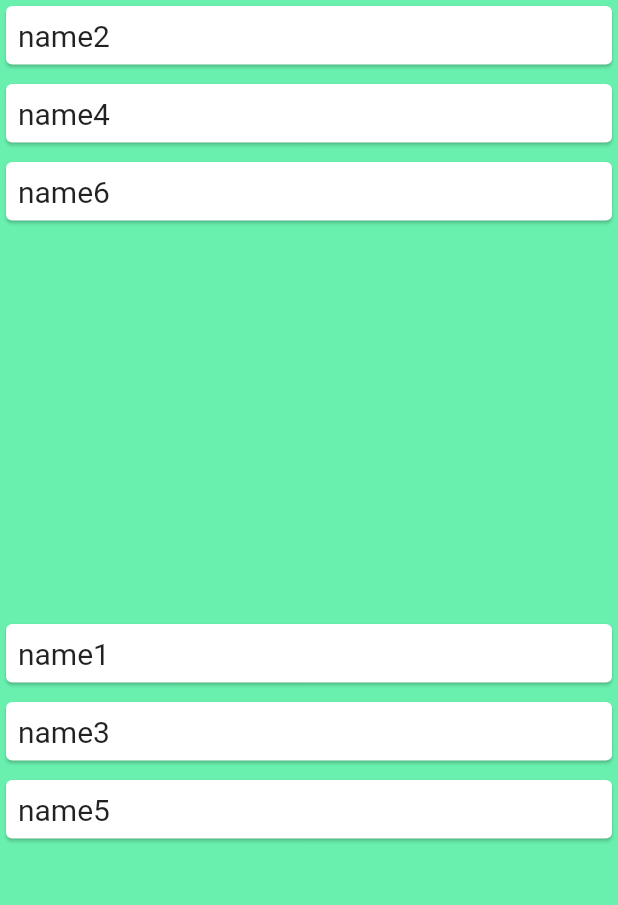
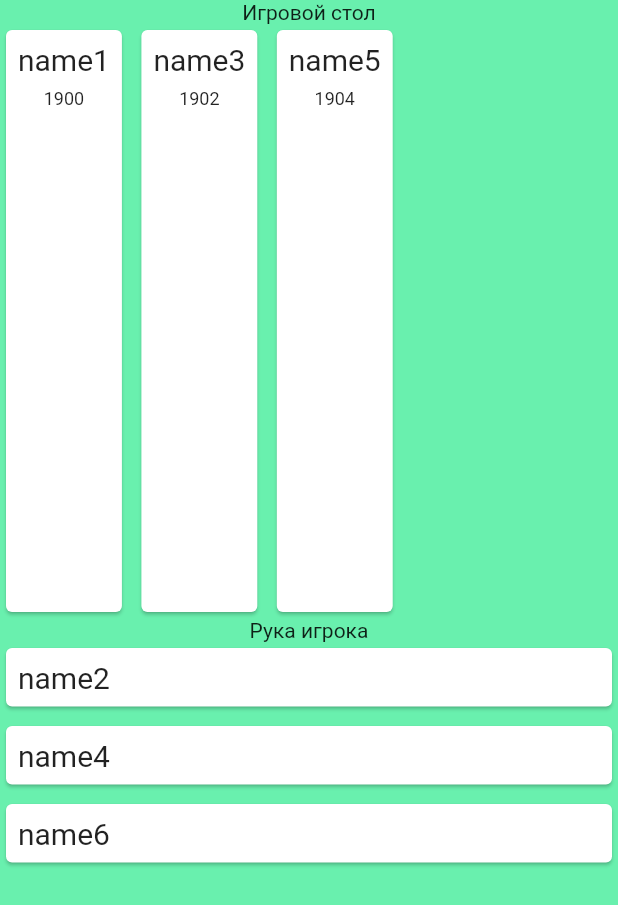
Before and after one commit to Emerald2014/timeline, a Flutter app: the Drag screen opened directly, on a phone screen of 412 x 824 dp. Shown: the top 905 px of the screen. Run offline on Flutter 3.47's test engine with Material 2 defaults, Android fonts, the phone set to English and light mode, and no system bars; missing offline and left inert: drag_and_drop_lists.

Commit message:
Карту можно перенести только с руки на стол. На столе отображаю год

```diff
--- a/lib/test.dart
+++ b/lib/test.dart
@@ -29,18 +29,21 @@ class _DragState extends State<Drag> {
       body: SafeArea(
         child: Column(
           children: [
-//            list view separated will build a widget between 2 list items to act as a separator
+            Text("Игровой стол"),
             Expanded(
                 child: ListView.separated(
-              itemBuilder: _buildListAItems,
+              itemBuilder: listBoardCard,
+              separatorBuilder: _buildDragTargetsBoard,
+              itemCount: boardCardList.length,
+              scrollDirection: Axis.horizontal,
+            )),
+//            list view separated will build a widget between 2 list items to act as a separator
+            Text("Рука игрока"),
+            Expanded(
+                child: ListView.separated(
+              itemBuilder: _buildListHandCard,
               separatorBuilder: _buildDragTargetsA,
               itemCount: handCardList.length,
-            )),
-            Expanded(
-                child: ListView.separated(
-              itemBuilder: _buildListBItems,
-              separatorBuilder: _buildDragTargetsB,
-              itemCount: boardCardList.length,
             )),
           ],
         ),
@@ -48,52 +51,38 @@ class _DragState extends State<Drag> {
     );
   }
 
-//  builds the widgets for List B items
-  Widget _buildListBItems(BuildContext context, int index) {
-    GameCard itemB = boardCardList[index];
+  Widget listBoardCard(BuildContext context, int index) {
+    GameCard boardCard = boardCardList[index];
 
-    return Draggable<String>(
-//      the value of this draggable is set using data
-      data: itemB.name,
-//      the widget to show under the users finger being dragged
-      feedback: Card(
-        child: Padding(
-          padding: const EdgeInsets.all(8.0),
-          child: Text(
-            itemB.name,
-            style: TextStyle(fontSize: 20),
+    return Card(
+      child: Column(
+        children: [
+          Padding(
+            padding: const EdgeInsets.all(8.0),
+            child: Text(
+              boardCard.name,
+              style: TextStyle(fontSize: 20),
+            ),
           ),
-        ),
-      ),
-//      what to display in the child's position when being dragged
-      childWhenDragging: Container(
-        color: Colors.grey,
-        width: 40,
-        height: 40,
-      ),
-//      widget in idle state
-      child: Card(
-        child: Padding(
-          padding: const EdgeInsets.all(8.0),
-          child: Text(
-            itemB.name,
-            style: TextStyle(fontSize: 20),
-          ),
-        ),
+          Text(
+            boardCard.year.toString(),
+            style: TextStyle(fontSize: 12),
+          )
+        ],
       ),
     );
   }
 
 //  builds the widgets for List A items
-  Widget _buildListAItems(BuildContext context, int index) {
-    GameCard itemA = handCardList[index];
+  Widget _buildListHandCard(BuildContext context, int index) {
+    GameCard handCard = handCardList[index];
     return Draggable<String>(
-      data: itemA.name,
+      data: handCard.name,
       feedback: Card(
         child: Padding(
           padding: const EdgeInsets.all(8.0),
           child: Text(
-            itemA.name,
+            handCard.name,
             style: TextStyle(fontSize: 20),
           ),
         ),
@@ -107,18 +96,28 @@ class _DragState extends State<Drag> {
         child: Padding(
           padding: const EdgeInsets.all(8.0),
           child: Text(
-            itemA.name,
+            handCard.name,
             style: TextStyle(fontSize: 20),
           ),
         ),
       ),
+      onDragStarted: () {
+
+        final snackBar= SnackBar(
+          content: Text(
+            'Выбрана карта ${handCard.name}',
+          ),
+                  );
+        ScaffoldMessenger.of(context).showSnackBar(snackBar);
+
+      },
     );
   }
 
 //  will return a widget used as an indicator for the drop position
   Widget _buildDropPreview(BuildContext context, String value) {
     return Card(
-      color: Colors.lightBlue[200],
+      color: Colors.redAccent[200],
       child: Padding(
         padding: const EdgeInsets.all(8.0),
         child: Text(
@@ -135,7 +134,7 @@ class _DragState extends State<Drag> {
 //      builder responsible to build a widget based on whether there is an item being dropped or not
       builder: (context, candidates, rejects) {
         return candidates.length > 0
-            ? _buildDropPreview(context, candidates[0]!.name )
+            ? _buildDropPreview(context, candidates[0]!.name)
             : Container(
                 width: 5,
                 height: 5,
@@ -145,8 +144,7 @@ class _DragState extends State<Drag> {
 //       onWillAccept: (value) => !listA.contains(value),
 //      what to do when an item is accepted
       onAccept: (value) {
-
-        if(compareYear(index, value)) {
+        if (compareYear(index, value)) {
           print("YES");
           // setState(() {
           //   boardCardList.insert(index + 1, value);
@@ -161,7 +159,7 @@ class _DragState extends State<Drag> {
 
   bool compareYear(int indexBoardCard, GameCard cardFromHand) {
     bool isHandCardYearLatest = true;
-    GameCard prevBoardCard = boardCardList[indexBoardCard ];
+    GameCard prevBoardCard = boardCardList[indexBoardCard];
     int yearPrevBoardCard = prevBoardCard.year;
     GameCard nextBoardCard = boardCardList[indexBoardCard + 1];
     int yearNextBoardCard = nextBoardCard.year;
@@ -177,7 +175,7 @@ class _DragState extends State<Drag> {
   }
 
 //  builds drag targets for list B
-  Widget _buildDragTargetsB(BuildContext context, int index) {
+  Widget _buildDragTargetsBoard(BuildContext context, int index) {
     return DragTarget<String>(
       builder: (context, candidates, rejects) {
         return candidates.length > 0
@@ -191,10 +189,12 @@ class _DragState extends State<Drag> {
       onAccept: (value) {
         GameCard item = boardCardList[0];
 
-        for(var i in handCardList) {
-          if(value == i.name) { item = i;}
+        for (var i in handCardList) {
+          if (value == i.name) {
+            item = i;
+          }
         }
-        if(compareYear(index, item)) {
+        if (compareYear(index, item)) {
           print("YES");
           setState(() {
             boardCardList.insert(index + 1, item);
@@ -208,8 +208,6 @@ class _DragState extends State<Drag> {
           print("No");
         }
         print("Value = $value");
-
-
       },
     );
   }
```
